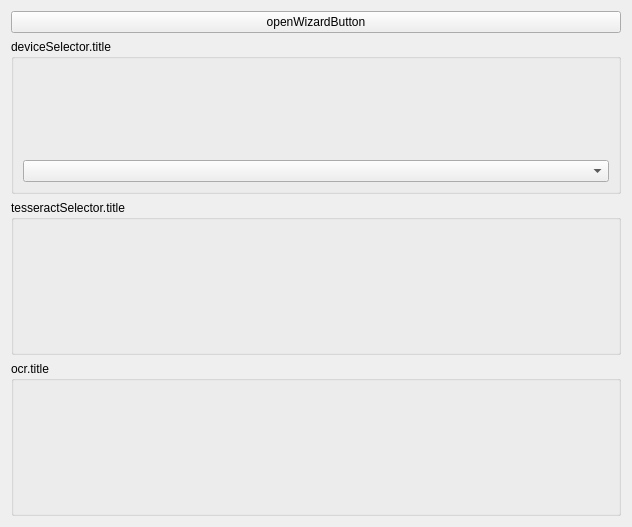
Before: the Qt Designer form ui/designer/tabs/tabOcr.ui in ArcaeaOffline/client-pyside6, drawn with Qt 5.
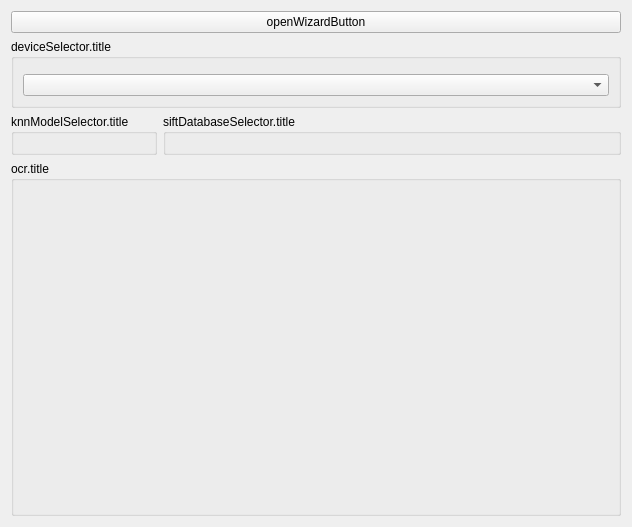
After: the same form once the commit is applied. The open tabs and pages were chosen to show the change. Custom widgets are drawn as their Qt base class.

Commit message: wip: DeviceV2 ocr support

Diff of the .ui file:
```diff
--- a/ui/designer/tabs/tabOcr.ui
+++ b/ui/designer/tabs/tabOcr.ui
@@ -37,19 +37,112 @@
     </widget>
    </item>
    <item>
-    <widget class="QGroupBox" name="groupBox_4">
-     <property name="title">
-      <string>tesseractSelector.title</string>
+    <widget class="QWidget" name="horizontalWidget" native="true">
+     <property name="sizePolicy">
+      <sizepolicy hsizetype="Preferred" vsizetype="Maximum">
+       <horstretch>0</horstretch>
+       <verstretch>0</verstretch>
+      </sizepolicy>
      </property>
-     <layout class="QVBoxLayout" name="verticalLayout_5">
+     <layout class="QHBoxLayout" name="horizontalLayout_2">
+      <property name="leftMargin">
+       <number>0</number>
+      </property>
+      <property name="topMargin">
+       <number>0</number>
+      </property>
+      <property name="rightMargin">
+       <number>0</number>
+      </property>
+      <property name="bottomMargin">
+       <number>0</number>
+      </property>
       <item>
-       <widget class="FileSelector" name="tesseractFileSelector" native="true"/>
+       <widget class="QGroupBox" name="groupBox_6">
+        <property name="title">
+         <string>knnModelSelector.title</string>
+        </property>
+        <layout class="QVBoxLayout" name="verticalLayout_6">
+         <item>
+          <widget class="FileSelector" name="knnModelSelector" native="true"/>
+         </item>
+        </layout>
+       </widget>
+      </item>
+      <item>
+       <widget class="QStackedWidget" name="deviceDependenciesStackedWidget">
+        <property name="currentIndex">
+         <number>0</number>
+        </property>
+        <widget class="QWidget" name="deviceV1">
+         <layout class="QVBoxLayout" name="verticalLayout_2">
+          <property name="leftMargin">
+           <number>0</number>
+          </property>
+          <property name="topMargin">
+           <number>0</number>
+          </property>
+          <property name="rightMargin">
+           <number>0</number>
+          </property>
+          <property name="bottomMargin">
+           <number>0</number>
+          </property>
+          <item>
+           <widget class="QGroupBox" name="groupBox_4">
+            <property name="title">
+             <string>tesseractSelector.title</string>
+            </property>
+            <layout class="QVBoxLayout" name="verticalLayout_5">
+             <item>
+              <widget class="FileSelector" name="tesseractFileSelector" native="true"/>
+             </item>
+            </layout>
+           </widget>
+          </item>
+         </layout>
+        </widget>
+        <widget class="QWidget" name="deviceV2">
+         <layout class="QVBoxLayout" name="verticalLayout_4">
+          <property name="leftMargin">
+           <number>0</number>
+          </property>
+          <property name="topMargin">
+           <number>0</number>
+          </property>
+          <property name="rightMargin">
+           <number>0</number>
+          </property>
+          <property name="bottomMargin">
+           <number>0</number>
+          </property>
+          <item>
+           <widget class="QGroupBox" name="groupBox_5">
+            <property name="title">
+             <string>siftDatabaseSelector.title</string>
+            </property>
+            <layout class="QVBoxLayout" name="verticalLayout_7">
+             <item>
+              <widget class="FileSelector" name="siftDatabaseSelector" native="true"/>
+             </item>
+            </layout>
+           </widget>
+          </item>
+         </layout>
+        </widget>
+       </widget>
       </item>
      </layout>
     </widget>
    </item>
    <item>
     <widget class="QGroupBox" name="groupBox_2">
+     <property name="sizePolicy">
+      <sizepolicy hsizetype="Preferred" vsizetype="Expanding">
+       <horstretch>0</horstretch>
+       <verstretch>0</verstretch>
+      </sizepolicy>
+     </property>
      <property name="title">
       <string>ocr.title</string>
      </property>
```
The commit also changes 4 other files.
